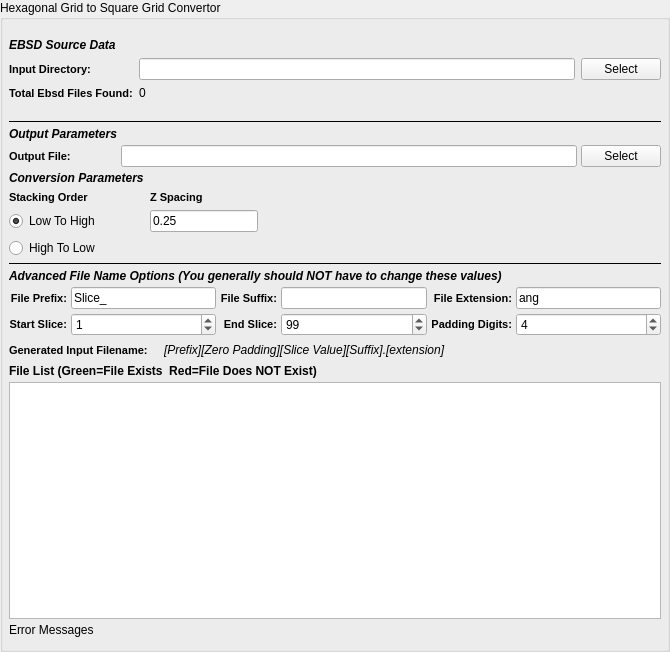
Before: the Qt Designer form Source/FilterWidgets/SamplingFiltersWidgets/QHex2SqrConverterWidget.ui in BlueQuartzSoftware/DREAM3D, drawn with Qt 5.
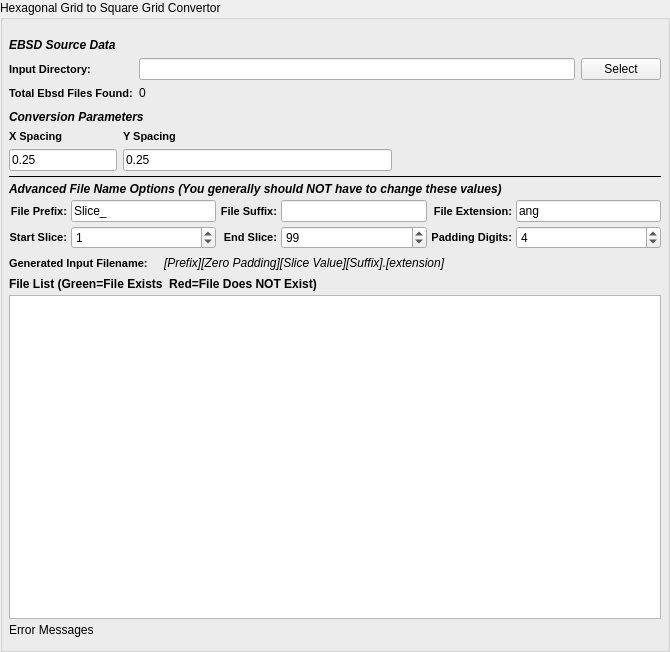
After: the same form once the commit is applied. Custom widgets are drawn as their Qt base class.

```diff
--- a/Source/FilterWidgets/SamplingFiltersWidgets/QHex2SqrConverterWidget.ui
+++ b/Source/FilterWidgets/SamplingFiltersWidgets/QHex2SqrConverterWidget.ui
@@ -32,7 +32,7 @@
    <property name="spacing">
     <number>4</number>
    </property>
-   <item row="5" column="0">
+   <item row="4" column="0">
     <widget class="Line" name="line_9">
      <property name="frameShadow">
       <enum>QFrame::Plain</enum>
@@ -42,7 +42,7 @@
      </property>
     </widget>
    </item>
-   <item row="6" column="0">
+   <item row="5" column="0">
     <widget class="QLabel" name="label_58">
      <property name="styleSheet">
       <string notr="true">QLabel 
@@ -56,7 +56,7 @@
      </property>
     </widget>
    </item>
-   <item row="7" column="0">
+   <item row="6" column="0">
     <layout class="QGridLayout" name="gridLayout_20">
      <item row="1" column="0">
       <widget class="QLabel" name="label_50">
@@ -231,7 +231,7 @@
      </item>
     </layout>
    </item>
-   <item row="8" column="0">
+   <item row="7" column="0">
     <layout class="QHBoxLayout" name="_6">
      <item>
       <widget class="QLabel" name="label_17">
@@ -289,7 +289,7 @@
      </item>
     </layout>
    </item>
-   <item row="9" column="0">
+   <item row="8" column="0">
     <widget class="QLabel" name="label_57">
      <property name="font">
       <font>
@@ -303,7 +303,7 @@
      </property>
     </widget>
    </item>
-   <item row="10" column="0">
+   <item row="9" column="0">
     <widget class="QListWidget" name="m_FileListView">
      <property name="sizePolicy">
       <sizepolicy hsizetype="Expanding" vsizetype="MinimumExpanding">
@@ -323,103 +323,6 @@
      </property>
     </widget>
    </item>
-   <item row="2" column="0">
-    <layout class="QGridLayout" name="gridLayout_2">
-     <property name="topMargin">
-      <number>0</number>
-     </property>
-     <property name="spacing">
-      <number>6</number>
-     </property>
-     <item row="1" column="0" colspan="2">
-      <widget class="QLabel" name="label_6">
-       <property name="styleSheet">
-        <string notr="true">QLabel 
-{
-font-style: italic;
-font-weight: bold;
-font-size: 12px;
-}</string>
-       </property>
-       <property name="text">
-        <string>Conversion Parameters</string>
-       </property>
-      </widget>
-     </item>
-     <item row="2" column="0">
-      <widget class="QLabel" name="label_2">
-       <property name="styleSheet">
-        <string notr="true">QLabel {
-font-weight: bold;
-font-size: 11px;
-}</string>
-       </property>
-       <property name="text">
-        <string>Stacking Order</string>
-       </property>
-      </widget>
-     </item>
-     <item row="2" column="2">
-      <widget class="QLabel" name="label_4">
-       <property name="styleSheet">
-        <string notr="true">QLabel {
-font-weight: bold;
-font-size: 11px;
-}</string>
-       </property>
-       <property name="text">
-        <string>Z Spacing</string>
-       </property>
-      </widget>
-     </item>
-     <item row="3" column="0">
-      <widget class="QRadioButton" name="m_StackLowToHigh">
-       <property name="text">
-        <string>Low To High</string>
-       </property>
-       <property name="checked">
-        <bool>true</bool>
-       </property>
-      </widget>
-     </item>
-     <item row="3" column="2">
-      <widget class="QLineEdit" name="m_zSpacing">
-       <property name="sizePolicy">
-        <sizepolicy hsizetype="Preferred" vsizetype="Preferred">
-         <horstretch>0</horstretch>
-         <verstretch>0</verstretch>
-        </sizepolicy>
-       </property>
-       <property name="toolTip">
-        <string>The spacing between each layer.</string>
-       </property>
-       <property name="text">
-        <string>0.25</string>
-       </property>
-      </widget>
-     </item>
-     <item row="4" column="0">
-      <widget class="QRadioButton" name="m_StackHighToLow">
-       <property name="text">
-        <string>High To Low</string>
-       </property>
-      </widget>
-     </item>
-     <item row="3" column="3">
-      <spacer name="horizontalSpacer">
-       <property name="orientation">
-        <enum>Qt::Horizontal</enum>
-       </property>
-       <property name="sizeHint" stdset="0">
-        <size>
-         <width>40</width>
-         <height>20</height>
-        </size>
-       </property>
-      </spacer>
-     </item>
-    </layout>
-   </item>
    <item row="0" column="0">
     <layout class="QGridLayout" name="gridLayout">
      <property name="topMargin">
@@ -494,58 +397,93 @@
     </layout>
    </item>
    <item row="1" column="0">
-    <layout class="QGridLayout" name="gridLayout_4">
+    <layout class="QGridLayout" name="gridLayout_2">
      <property name="topMargin">
-      <number>10</number>
+      <number>0</number>
      </property>
-     <item row="1" column="0">
-      <widget class="QLabel" name="label_7">
+     <property name="rightMargin">
+      <number>0</number>
+     </property>
+     <property name="spacing">
+      <number>6</number>
+     </property>
+     <item row="1" column="0" colspan="2">
+      <widget class="QLabel" name="label_6">
        <property name="styleSheet">
         <string notr="true">QLabel 
 {
-	font-style: italic;font-weight: bold;
+font-style: italic;
+font-weight: bold;
 font-size: 12px;
 }</string>
        </property>
        <property name="text">
-        <string>Output Parameters</string>
+        <string>Conversion Parameters</string>
        </property>
       </widget>
      </item>
-     <item row="2" column="0">
-      <widget class="QLabel" name="label_53">
-       <property name="styleSheet">
-        <string>QLabel {
-font-weight: bold;
-font-size: 11px;
-}</string>
-       </property>
-       <property name="text">
-        <string>Output File:</string>
-       </property>
-      </widget>
-     </item>
-     <item row="2" column="1">
-      <widget class="QFSDropLineEdit" name="m_OutputFile">
-       <property name="toolTip">
-        <string>The absolute path to the output file</string>
-       </property>
-      </widget>
-     </item>
-     <item row="2" column="2">
-      <widget class="QPushButton" name="m_OutputFileBtn">
-       <property name="text">
-        <string>Select</string>
-       </property>
-      </widget>
-     </item>
-     <item row="0" column="0" colspan="3">
-      <widget class="Line" name="line_8">
-       <property name="frameShadow">
-        <enum>QFrame::Plain</enum>
-       </property>
+     <item row="3" column="3">
+      <spacer name="horizontalSpacer">
        <property name="orientation">
         <enum>Qt::Horizontal</enum>
+       </property>
+       <property name="sizeHint" stdset="0">
+        <size>
+         <width>40</width>
+         <height>20</height>
+        </size>
+       </property>
+      </spacer>
+     </item>
+     <item row="3" column="0">
+      <widget class="QLineEdit" name="m_xSpacing">
+       <property name="sizePolicy">
+        <sizepolicy hsizetype="Preferred" vsizetype="Preferred">
+         <horstretch>0</horstretch>
+         <verstretch>0</verstretch>
+        </sizepolicy>
+       </property>
+       <property name="toolTip">
+        <string>The spacing between each layer.</string>
+       </property>
+       <property name="text">
+        <string>0.25</string>
+       </property>
+      </widget>
+     </item>
+     <item row="2" column="0">
+      <widget class="QLabel" name="label_4">
+       <property name="styleSheet">
+        <string notr="true">QLabel {
+font-weight: bold;
+font-size: 11px;
+}</string>
+       </property>
+       <property name="text">
+        <string>X Spacing</string>
+       </property>
+      </widget>
+     </item>
+     <item row="2" column="1">
+      <widget class="QLabel" name="label">
+       <property name="styleSheet">
+        <string notr="true">QLabel {
+font-weight: bold;
+font-size: 11px;
+}</string>
+       </property>
+       <property name="text">
+        <string>Y Spacing</string>
+       </property>
+      </widget>
+     </item>
+     <item row="3" column="1">
+      <widget class="QLineEdit" name="m_ySpacing">
+       <property name="text">
+        <string>0.25</string>
+       </property>
+       <property name="cursorPosition">
+        <number>4</number>
        </property>
       </widget>
      </item>
```
Left out of the diff: 2 changed lines with no effect on the pictures.
